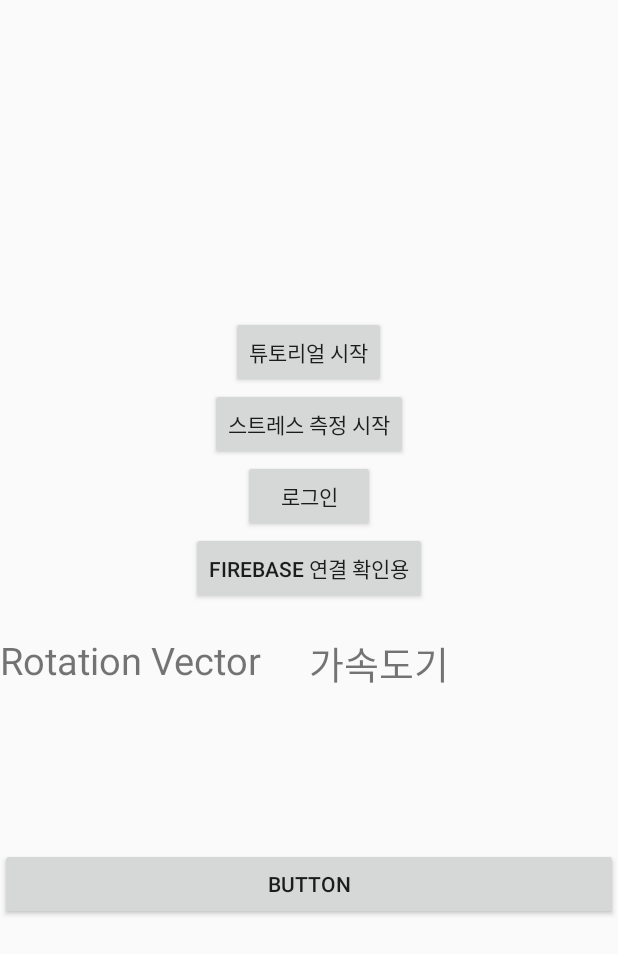
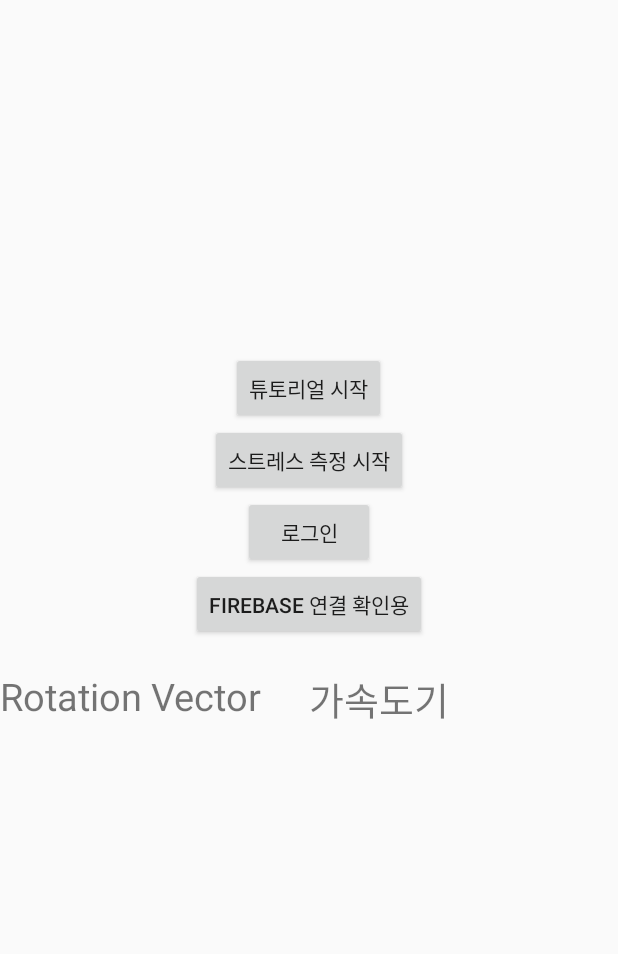
Before and after one commit to GraduationProjectGang/dataCollect_Android, an Android app: the MainActivity screen opened directly, with no data from a screen before it, on a phone screen of 412 x 824 dp. Shown: the top 954 px of the screen. Run offline under Robolectric (Android 15) with nearby library versions, the phone set to English and light mode, and no system bars; 1 statement that could not run was skipped.

Commit message:
Revert "login3"
This reverts commit 3e632f2febde5a2338e73660f233a42d6f9f2a22.

```diff
--- a/app/src/main/java/com/example/datacollect_android/MainActivity.kt
+++ b/app/src/main/java/com/example/datacollect_android/MainActivity.kt
@@ -67,10 +67,6 @@ class MainActivity : AppCompatActivity() {
             startActivity(intent)
         }
         initCollectingData()
-        button2.setOnClickListener {
-            val intent = Intent(this, SignInActivity::class.java)
-            startActivity(intent)
-        }
     }
 
     fun getAppUsageStats(): MutableList<UsageStats> {
--- a/app/src/main/java/com/example/datacollect_android/SignInActivity.kt
+++ b/app/src/main/java/com/example/datacollect_android/SignInActivity.kt
@@ -122,7 +122,7 @@ class SignInActivity : AppCompatActivity() {
     }
 
     fun toMainActivity(user: FirebaseUser?) {
-        if(user !== null) {
+        if(user != null) {
             startActivity(Intent(this, MainActivity::class.java))
             finish()
         }
--- a/app/src/main/res/layout/activity_main.xml
+++ b/app/src/main/res/layout/activity_main.xml
@@ -112,10 +112,4 @@
     </LinearLayout>
 </LinearLayout>
 
-    <Button
-        android:id="@+id/button2"
-        android:layout_width="match_parent"
-        android:layout_height="wrap_content"
-        android:text="Button" />
-
 </LinearLayout>
```
